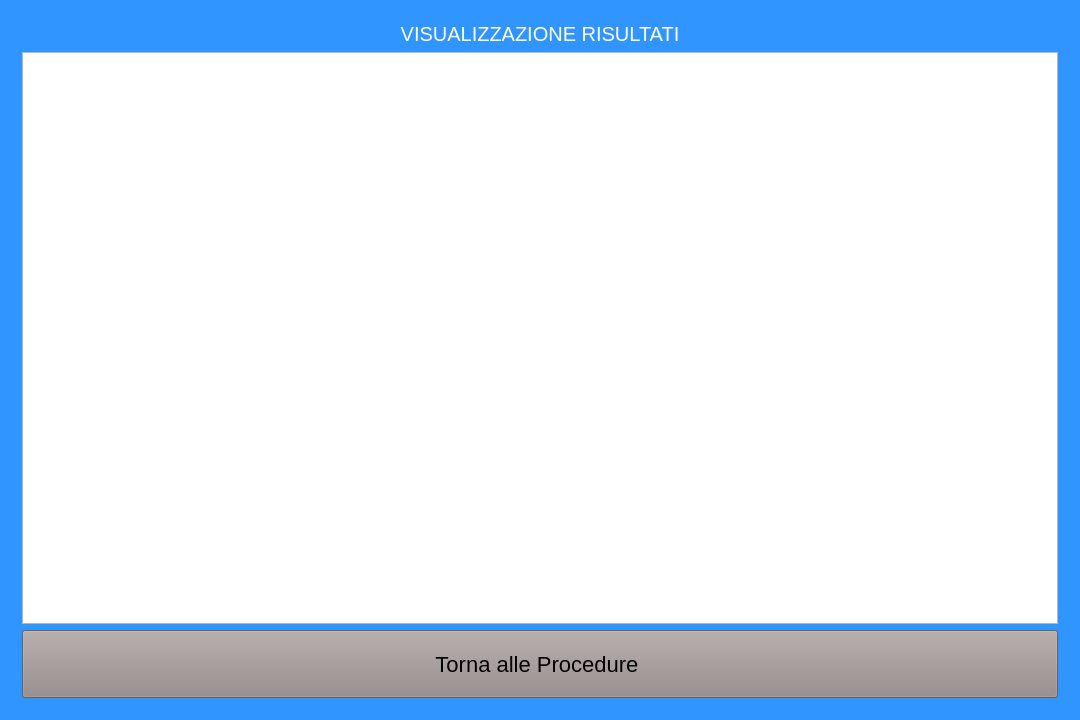
Old version of the form mainwindowrp.ui in the repository giuseppedifatta/SistemaRP.
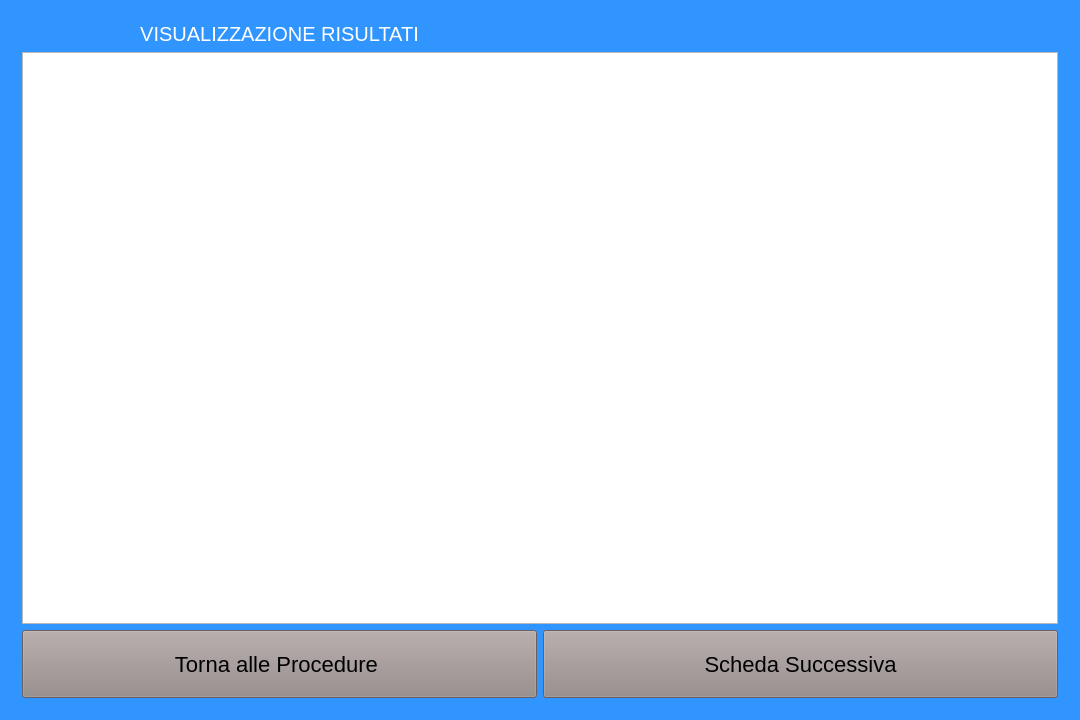
New version of the form. The open tabs and pages were chosen to show the change.

What changed in the file:
```diff
--- a/mainwindowrp.ui
+++ b/mainwindowrp.ui
@@ -319,11 +319,8 @@
       <widget class="QWidget" name="page_risultatiVoto">
        <layout class="QVBoxLayout" name="verticalLayout_6">
         <item>
-         <layout class="QGridLayout" name="gridLayout_4" rowstretch="0,1,0">
-          <item row="1" column="0">
-           <widget class="QTableWidget" name="tableWidget"/>
-          </item>
-          <item row="0" column="0">
+         <layout class="QGridLayout" name="gridLayout_4" rowstretch="0,1,0" columnstretch="0,1,1">
+          <item row="0" column="1">
            <widget class="QLabel" name="label">
             <property name="text">
              <string>VISUALIZZAZIONE RISULTATI</string>
@@ -333,13 +330,23 @@
             </property>
            </widget>
           </item>
-          <item row="2" column="0">
+          <item row="2" column="1">
            <widget class="QPushButton" name="pushButton">
             <property name="text">
              <string>Torna alle Procedure </string>
             </property>
            </widget>
           </item>
+          <item row="2" column="2">
+           <widget class="QPushButton" name="pushButton_schedaSuccessiva">
+            <property name="text">
+             <string>Scheda Successiva</string>
+            </property>
+           </widget>
+          </item>
+          <item row="1" column="1" colspan="2">
+           <widget class="QTableWidget" name="tableWidget_risultatiVoto"/>
+          </item>
          </layout>
         </item>
        </layout>
```
Left out of the diff: 2 changed lines with no effect on the pictures.
